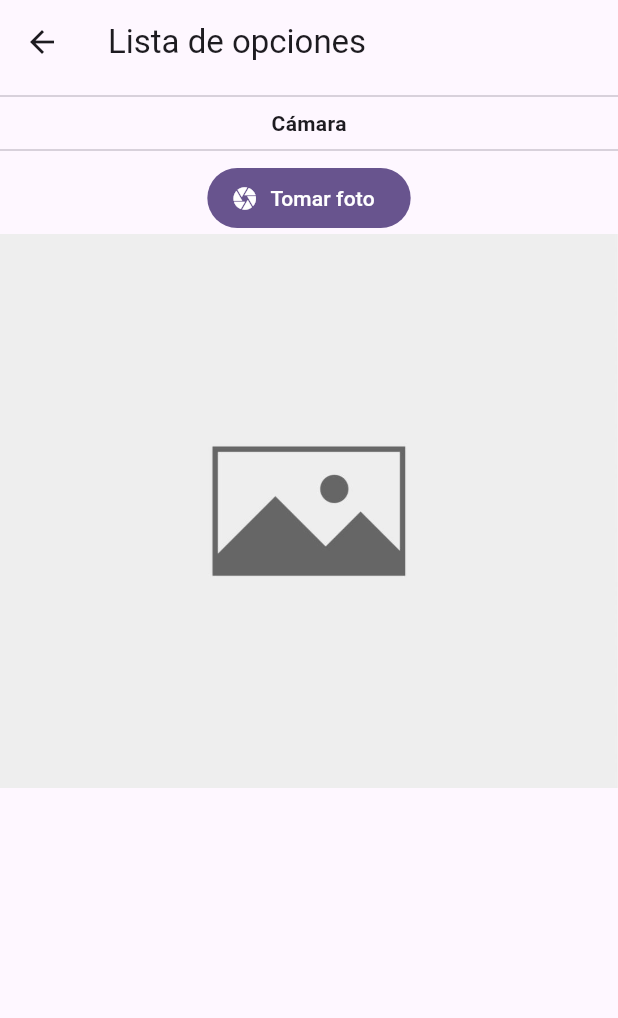
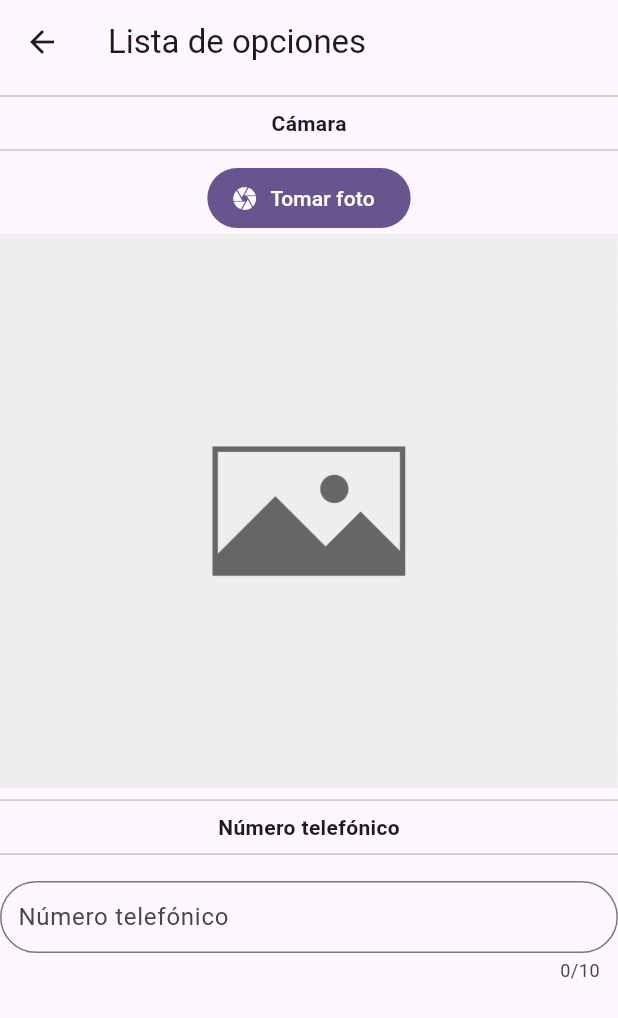
Before and after one commit to george2108/sivale_test, a Flutter app: the screen it shows after launch, after a tap on "Número telefónico", after a tap on "Cámara", after a tap on "Continuar", on a phone screen of 412 x 824 dp. Shown: the top 1018 px of the screen. Run offline on Flutter 3.47's test engine with Material 3 defaults, Android fonts, the light colour scheme and no system bars; our stand-ins replace bloc, equatable, flutter_bloc, image_picker.

Commit message:
Agregar: Agregada funcionalidad de numero telefonico

```diff
--- a/lib/src/presentation/pages/detail/detail_page.dart
+++ b/lib/src/presentation/pages/detail/detail_page.dart
@@ -5,6 +5,7 @@ import '../../../config/enum/options_home_enum.dart';
 import '../../bloc/selection/selection_bloc.dart';
 import '../../widgets/camera_widget.dart';
 import '../../widgets/full_name_widget.dart';
+import '../../widgets/phone_number_widget.dart';
 
 class DetailPage extends StatelessWidget {
   const DetailPage({super.key});
@@ -23,6 +24,8 @@ class DetailPage extends StatelessWidget {
             const CameraWidget(),
           if (bloc.state.elementsSelected.contains(OptionsHomeEnum.fullName))
             const FullNameWidget(),
+          if (bloc.state.elementsSelected.contains(OptionsHomeEnum.phoneNumber))
+            const PhoneNumberWidget(),
         ],
       ),
     );
--- /dev/null
+++ b/lib/src/presentation/widgets/phone_number_widget.dart
@@ -0,0 +1,48 @@
+import 'package:flutter/material.dart';
+import 'package:flutter/services.dart';
+
+import 'title_section_widget.dart';
+
+class PhoneNumberWidget extends StatefulWidget {
+  const PhoneNumberWidget({super.key});
+
+  @override
+  State<PhoneNumberWidget> createState() => _PhoneNumberWidgetState();
+}
+
+class _PhoneNumberWidgetState extends State<PhoneNumberWidget> {
+  String phoneNumber = '';
+
+  TextEditingController phoneNumberController = TextEditingController();
+
+  @override
+  Widget build(BuildContext context) {
+    return Column(
+      children: [
+        const TitleSectionWidget(title: 'Número telefónico'),
+        if (phoneNumber.isNotEmpty)
+          Text('Número telefónico capturado: $phoneNumber'),
+        const SizedBox(height: 10),
+        TextField(
+          controller: phoneNumberController,
+          keyboardType: TextInputType.number,
+          maxLength: 10,
+          inputFormatters: <TextInputFormatter>[
+            FilteringTextInputFormatter.allow(RegExp("[0-9]")),
+          ],
+          onChanged: (value) => setState(() {
+            phoneNumber = value;
+          }),
+          decoration: InputDecoration(
+            label: const Text('Número telefónico'),
+            hintText: 'Capturar número telefónico',
+            contentPadding: const EdgeInsets.all(8),
+            border: OutlineInputBorder(
+              borderRadius: BorderRadius.circular(50.0),
+            ),
+          ),
+        ),
+      ],
+    );
+  }
+}
```
